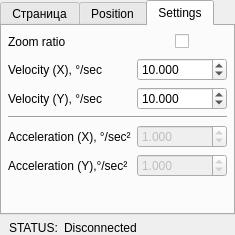
daniil445/aerial_warden, file motion_controller/motion_controller.ui: the form before one commit.
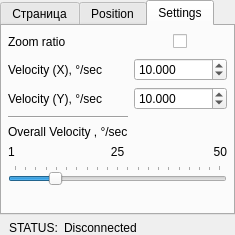
The form after the commit. The open tabs and pages were chosen to show the change. Icons and pictures are not drawn. Custom widgets are drawn as their Qt base class.

Commit message: fix overlay add slider add aim target

Patch:
```diff
--- a/motion_controller/motion_controller.ui
+++ b/motion_controller/motion_controller.ui
@@ -303,6 +303,37 @@
          <property name="spacing">
           <number>6</number>
          </property>
+         <item row="6" column="0" colspan="2">
+          <layout class="QHBoxLayout" name="horizontalLayout_4">
+           <item>
+            <widget class="QLabel" name="label_3">
+             <property name="text">
+              <string>1</string>
+             </property>
+            </widget>
+           </item>
+           <item>
+            <widget class="QLabel" name="label_5">
+             <property name="text">
+              <string>25</string>
+             </property>
+             <property name="alignment">
+              <set>Qt::AlignmentFlag::AlignCenter</set>
+             </property>
+            </widget>
+           </item>
+           <item>
+            <widget class="QLabel" name="label_4">
+             <property name="text">
+              <string>50</string>
+             </property>
+             <property name="alignment">
+              <set>Qt::AlignmentFlag::AlignRight|Qt::AlignmentFlag::AlignTrailing|Qt::AlignmentFlag::AlignVCenter</set>
+             </property>
+            </widget>
+           </item>
+          </layout>
+         </item>
          <item row="3" column="1">
           <widget class="QDoubleSpinBox" name="sb_y_speed">
            <property name="sizePolicy">
@@ -337,6 +368,83 @@
            </property>
           </widget>
          </item>
+         <item row="1" column="0">
+          <widget class="QLabel" name="label_16">
+           <property name="text">
+            <string>Zoom ratio</string>
+           </property>
+          </widget>
+         </item>
+         <item row="2" column="0">
+          <widget class="QLabel" name="label_12">
+           <property name="text">
+            <string>Velocity (X), °/sec</string>
+           </property>
+          </widget>
+         </item>
+         <item row="7" column="0" colspan="2">
+          <widget class="QSlider" name="speed_slider">
+           <property name="minimum">
+            <number>1</number>
+           </property>
+           <property name="maximum">
+            <number>500</number>
+           </property>
+           <property name="pageStep">
+            <number>25</number>
+           </property>
+           <property name="value">
+            <number>100</number>
+           </property>
+           <property name="orientation">
+            <enum>Qt::Orientation::Horizontal</enum>
+           </property>
+           <property name="tickPosition">
+            <enum>QSlider::TickPosition::TicksAbove</enum>
+           </property>
+          </widget>
+         </item>
+         <item row="5" column="0">
+          <widget class="QLabel" name="label_15">
+           <property name="text">
+            <string>Overall Velocity , °/sec</string>
+           </property>
+          </widget>
+         </item>
+         <item row="2" column="1">
+          <widget class="QDoubleSpinBox" name="sb_x_speed">
+           <property name="sizePolicy">
+            <sizepolicy hsizetype="Preferred" vsizetype="Fixed">
+             <horstretch>0</horstretch>
+             <verstretch>0</verstretch>
+            </sizepolicy>
+           </property>
+           <property name="minimumSize">
+            <size>
+             <width>65</width>
+             <height>0</height>
+            </size>
+           </property>
+           <property name="focusPolicy">
+            <enum>Qt::FocusPolicy::WheelFocus</enum>
+           </property>
+           <property name="decimals">
+            <number>3</number>
+           </property>
+           <property name="minimum">
+            <double>0.001000000000000</double>
+           </property>
+           <property name="maximum">
+            <double>300.000000000000000</double>
+           </property>
+           <property name="singleStep">
+            <double>0.100000000000000</double>
+           </property>
+           <property name="value">
+            <double>10.000000000000000</double>
+           </property>
+          </widget>
+         </item>
          <item row="1" column="1">
           <layout class="QHBoxLayout" name="horizontalLayout">
            <item>
@@ -374,80 +482,6 @@
            </item>
           </layout>
          </item>
-         <item row="6" column="1">
-          <widget class="QDoubleSpinBox" name="sb_x_speed_3">
-           <property name="enabled">
-            <bool>false</bool>
-           </property>
-           <property name="sizePolicy">
-            <sizepolicy hsizetype="Preferred" vsizetype="Fixed">
-             <horstretch>0</horstretch>
-             <verstretch>0</verstretch>
-            </sizepolicy>
-           </property>
-           <property name="minimumSize">
-            <size>
-             <width>65</width>
-             <height>0</height>
-            </size>
-           </property>
-           <property name="focusPolicy">
-            <enum>Qt::FocusPolicy::WheelFocus</enum>
-           </property>
-           <property name="decimals">
-            <number>3</number>
-           </property>
-           <property name="minimum">
-            <double>0.001000000000000</double>
-           </property>
-           <property name="maximum">
-            <double>300.000000000000000</double>
-           </property>
-           <property name="singleStep">
-            <double>0.100000000000000</double>
-           </property>
-           <property name="value">
-            <double>1.000000000000000</double>
-           </property>
-          </widget>
-         </item>
-         <item row="5" column="1">
-          <widget class="QDoubleSpinBox" name="sb_x_speed_2">
-           <property name="enabled">
-            <bool>false</bool>
-           </property>
-           <property name="sizePolicy">
-            <sizepolicy hsizetype="Preferred" vsizetype="Fixed">
-             <horstretch>0</horstretch>
-             <verstretch>0</verstretch>
-            </sizepolicy>
-           </property>
-           <property name="minimumSize">
-            <size>
-             <width>65</width>
-             <height>0</height>
-            </size>
-           </property>
-           <property name="focusPolicy">
-            <enum>Qt::FocusPolicy::WheelFocus</enum>
-           </property>
-           <property name="decimals">
-            <number>3</number>
-           </property>
-           <property name="minimum">
-            <double>0.001000000000000</double>
-           </property>
-           <property name="maximum">
-            <double>300.000000000000000</double>
-           </property>
-           <property name="singleStep">
-            <double>0.100000000000000</double>
-           </property>
-           <property name="value">
-            <double>1.000000000000000</double>
-           </property>
-          </widget>
-         </item>
          <item row="3" column="0">
           <widget class="QLabel" name="label_13">
            <property name="text">
@@ -455,75 +489,13 @@
            </property>
           </widget>
          </item>
-         <item row="2" column="0">
-          <widget class="QLabel" name="label_12">
-           <property name="text">
-            <string>Velocity (X), °/sec</string>
-           </property>
-          </widget>
-         </item>
-         <item row="2" column="1">
-          <widget class="QDoubleSpinBox" name="sb_x_speed">
-           <property name="sizePolicy">
-            <sizepolicy hsizetype="Preferred" vsizetype="Fixed">
-             <horstretch>0</horstretch>
-             <verstretch>0</verstretch>
-            </sizepolicy>
-           </property>
-           <property name="minimumSize">
-            <size>
-             <width>65</width>
-             <height>0</height>
-            </size>
-           </property>
-           <property name="focusPolicy">
-            <enum>Qt::FocusPolicy::WheelFocus</enum>
-           </property>
-           <property name="decimals">
-            <number>3</number>
-           </property>
-           <property name="minimum">
-            <double>0.001000000000000</double>
-           </property>
-           <property name="maximum">
-            <double>300.000000000000000</double>
-           </property>
-           <property name="singleStep">
-            <double>0.100000000000000</double>
-           </property>
-           <property name="value">
-            <double>10.000000000000000</double>
-           </property>
-          </widget>
-         </item>
-         <item row="4" column="0" colspan="2">
+         <item row="4" column="0">
           <widget class="Line" name="line">
            <property name="orientation">
             <enum>Qt::Orientation::Horizontal</enum>
            </property>
           </widget>
          </item>
-         <item row="5" column="0">
-          <widget class="QLabel" name="label_14">
-           <property name="text">
-            <string>Acceleration (X), °/sec²</string>
-           </property>
-          </widget>
-         </item>
-         <item row="1" column="0">
-          <widget class="QLabel" name="label_16">
-           <property name="text">
-            <string>Zoom ratio</string>
-           </property>
-          </widget>
-         </item>
-         <item row="6" column="0">
-          <widget class="QLabel" name="label_15">
-           <property name="text">
-            <string>Acceleration (Y),°/sec²</string>
-           </property>
-          </widget>
-         </item>
         </layout>
        </item>
        <item>
```
The commit also changes 8 other files.
